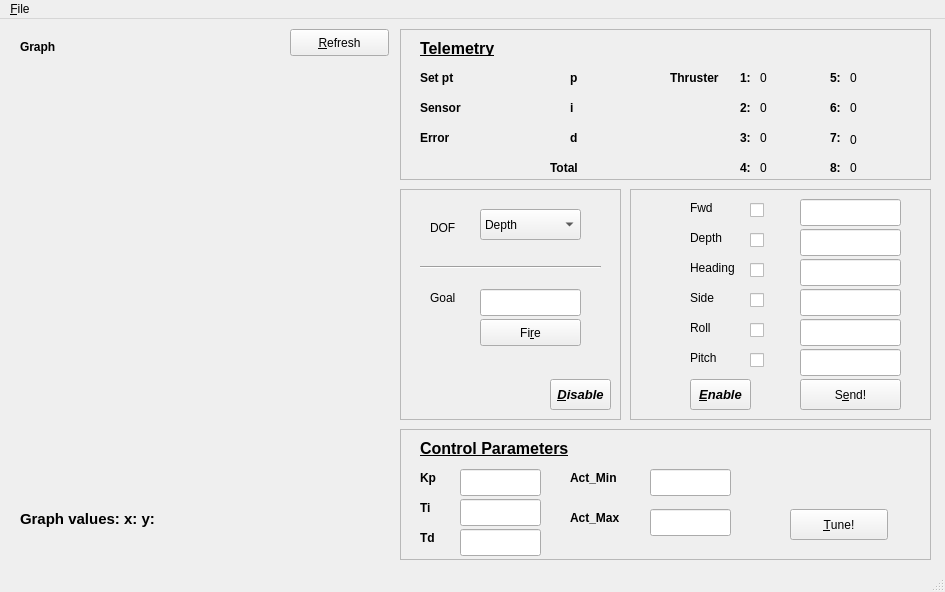
Above: src/ui/tuningui.ui from AkshayaRaj/projectBlue before the change. Below: the same form after it.
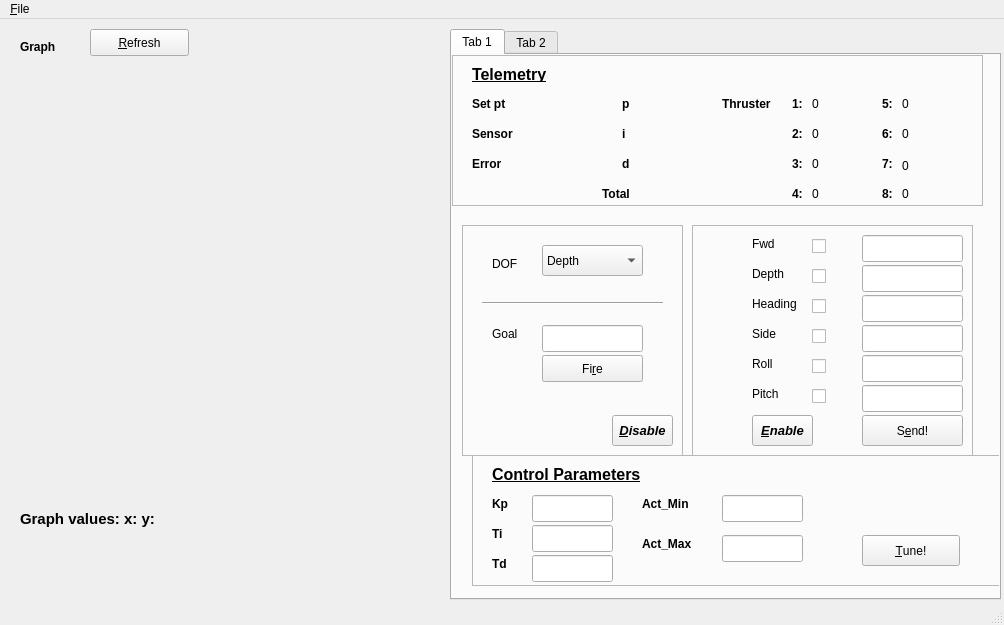
That is the form after the change. Custom widgets are drawn as their Qt base class.

Commit message: add goal msg and change tuning ui

The edit to the form file:
```diff
--- a/src/ui/tuningui.ui
+++ b/src/ui/tuningui.ui
@@ -6,8 +6,8 @@
    <rect>
     <x>0</x>
     <y>0</y>
-    <width>945</width>
-    <height>592</height>
+    <width>1004</width>
+    <height>625</height>
    </rect>
   </property>
   <property name="windowTitle">
@@ -22,7 +22,7 @@
      <rect>
       <x>20</x>
       <y>50</y>
-      <width>371</width>
+      <width>415</width>
       <height>431</height>
      </rect>
     </property>
@@ -49,11 +49,66 @@
      <string>&lt;html&gt;&lt;head/&gt;&lt;body&gt;&lt;p&gt;&lt;span style=&quot; font-weight:600;&quot;&gt;Graph&lt;/span&gt;&lt;/p&gt;&lt;/body&gt;&lt;/html&gt;</string>
     </property>
    </widget>
+   <widget class="QLabel" name="graphvalues">
+    <property name="geometry">
+     <rect>
+      <x>20</x>
+      <y>490</y>
+      <width>321</width>
+      <height>21</height>
+     </rect>
+    </property>
+    <property name="font">
+     <font>
+      <pointsize>11</pointsize>
+      <weight>75</weight>
+      <bold>true</bold>
+     </font>
+    </property>
+    <property name="text">
+     <string>&lt;html&gt;&lt;head/&gt;&lt;body&gt;&lt;p&gt;Graph values:  x:       y:&lt;/p&gt;&lt;/body&gt;&lt;/html&gt;</string>
+    </property>
+    <property name="textFormat">
+     <enum>Qt::AutoText</enum>
+    </property>
+   </widget>
+   <widget class="QPushButton" name="refreshButton">
+    <property name="geometry">
+     <rect>
+      <x>90</x>
+      <y>10</y>
+      <width>99</width>
+      <height>27</height>
+     </rect>
+    </property>
+    <property name="text">
+     <string>&amp;Refresh</string>
+    </property>
+    <property name="shortcut">
+     <string>Alt+R</string>
+    </property>
+   </widget>
+   <widget class="QTabWidget" name="tabWidget">
+    <property name="geometry">
+     <rect>
+      <x>450</x>
+      <y>10</y>
+      <width>551</width>
+      <height>571</height>
+     </rect>
+    </property>
+    <property name="currentIndex">
+     <number>0</number>
+    </property>
+    <widget class="QWidget" name="tab_3">
+     <attribute name="title">
+      <string>Tab 1</string>
+     </attribute>
    <widget class="QFrame" name="telemetry_box">
     <property name="geometry">
      <rect>
-      <x>400</x>
-      <y>10</y>
+        <x>0</x>
+        <y>0</y>
       <width>531</width>
       <height>151</height>
      </rect>
@@ -583,13 +638,13 @@
      </property>
     </widget>
    </widget>
-   <widget class="QFrame" name="controparam_frame">
+     <widget class="QFrame" name="frame">
     <property name="geometry">
      <rect>
-      <x>400</x>
-      <y>410</y>
-      <width>531</width>
-      <height>131</height>
+        <x>10</x>
+        <y>170</y>
+        <width>221</width>
+        <height>231</height>
      </rect>
     </property>
     <property name="frameShape">
@@ -598,187 +653,159 @@
     <property name="frameShadow">
      <enum>QFrame::Raised</enum>
     </property>
-    <widget class="QLabel" name="actmin_label">
+      <widget class="QPushButton" name="fireButton">
      <property name="geometry">
       <rect>
-       <x>170</x>
-       <y>40</y>
+         <x>80</x>
+         <y>130</y>
+         <width>101</width>
+         <height>27</height>
+        </rect>
+       </property>
+       <property name="autoFillBackground">
+        <bool>true</bool>
+       </property>
+       <property name="text">
+        <string>Fi&amp;re</string>
+       </property>
+       <property name="shortcut">
+        <string>Alt+R</string>
+       </property>
+       <property name="checkable">
+        <bool>false</bool>
+       </property>
+      </widget>
+      <widget class="QLineEdit" name="goal_val">
+       <property name="geometry">
+        <rect>
+         <x>80</x>
+         <y>100</y>
+         <width>101</width>
+         <height>27</height>
+        </rect>
+       </property>
+       <property name="cursor">
+        <cursorShape>IBeamCursor</cursorShape>
+       </property>
+      </widget>
+      <widget class="QLabel" name="Goal_label">
+       <property name="geometry">
+        <rect>
+         <x>30</x>
+         <y>100</y>
+         <width>51</width>
+         <height>17</height>
+        </rect>
+       </property>
+       <property name="text">
+        <string>Goal</string>
+       </property>
+      </widget>
+      <widget class="QLabel" name="DOF_label">
+       <property name="geometry">
+        <rect>
+         <x>30</x>
+         <y>30</y>
+         <width>51</width>
+         <height>17</height>
+        </rect>
+       </property>
+       <property name="text">
+        <string>DOF</string>
+       </property>
+      </widget>
+      <widget class="QComboBox" name="graphType">
+       <property name="geometry">
+        <rect>
+         <x>80</x>
+         <y>20</y>
+         <width>101</width>
+         <height>31</height>
+        </rect>
+       </property>
+       <item>
+        <property name="text">
+         <string>Depth</string>
+        </property>
+       </item>
+       <item>
+        <property name="text">
+         <string>Heading</string>
+        </property>
+       </item>
+       <item>
+        <property name="text">
+         <string>Side</string>
+        </property>
+       </item>
+       <item>
+        <property name="text">
+         <string>Forward</string>
+        </property>
+       </item>
+       <item>
+        <property name="text">
+         <string>Roll</string>
+        </property>
+       </item>
+       <item>
+        <property name="text">
+         <string>Pitch</string>
+        </property>
+       </item>
+      </widget>
+      <widget class="Line" name="line">
+       <property name="geometry">
+        <rect>
+         <x>20</x>
+         <y>70</y>
+         <width>181</width>
+         <height>16</height>
+        </rect>
+       </property>
+       <property name="orientation">
+        <enum>Qt::Horizontal</enum>
+       </property>
+      </widget>
+      <widget class="QPushButton" name="disableButton">
+       <property name="geometry">
+        <rect>
+         <x>150</x>
+         <y>190</y>
        <width>61</width>
-       <height>17</height>
-      </rect>
-     </property>
-     <property name="font">
-      <font>
-       <weight>75</weight>
-       <bold>true</bold>
-      </font>
-     </property>
-     <property name="text">
-      <string>Act_Min</string>
-     </property>
-    </widget>
-    <widget class="QLabel" name="actmax_label">
-     <property name="geometry">
-      <rect>
-       <x>170</x>
-       <y>80</y>
-       <width>71</width>
-       <height>17</height>
-      </rect>
-     </property>
-     <property name="font">
-      <font>
-       <weight>75</weight>
-       <bold>true</bold>
-      </font>
-     </property>
-     <property name="text">
-      <string>Act_Max</string>
-     </property>
-    </widget>
-    <widget class="QLabel" name="con_KD_label">
-     <property name="geometry">
-      <rect>
-       <x>20</x>
-       <y>100</y>
-       <width>51</width>
-       <height>17</height>
-      </rect>
-     </property>
-     <property name="font">
-      <font>
-       <weight>75</weight>
-       <bold>true</bold>
-      </font>
-     </property>
-     <property name="text">
-      <string>Td</string>
-     </property>
-    </widget>
-    <widget class="QLabel" name="con_KI_label">
-     <property name="geometry">
-      <rect>
-       <x>20</x>
-       <y>70</y>
-       <width>51</width>
-       <height>17</height>
-      </rect>
-     </property>
-     <property name="font">
-      <font>
-       <weight>75</weight>
-       <bold>true</bold>
-      </font>
-     </property>
-     <property name="text">
-      <string>Ti</string>
-     </property>
-    </widget>
-    <widget class="QLabel" name="Controlpara_label">
-     <property name="geometry">
-      <rect>
-       <x>20</x>
-       <y>10</y>
-       <width>151</width>
-       <height>17</height>
-      </rect>
-     </property>
-     <property name="text">
-      <string>&lt;html&gt;&lt;head/&gt;&lt;body&gt;&lt;p&gt;&lt;span style=&quot; font-size:12pt; font-weight:600; text-decoration: underline;&quot;&gt;Control Parameters&lt;/span&gt;&lt;/p&gt;&lt;/body&gt;&lt;/html&gt;</string>
-     </property>
-    </widget>
-    <widget class="QLabel" name="con_KP_label">
-     <property name="geometry">
-      <rect>
-       <x>20</x>
-       <y>40</y>
-       <width>51</width>
-       <height>17</height>
-      </rect>
-     </property>
-     <property name="font">
-      <font>
-       <weight>75</weight>
-       <bold>true</bold>
-      </font>
-     </property>
-     <property name="text">
-      <string>Kp</string>
-     </property>
-    </widget>
-    <widget class="QLineEdit" name="conKpVal">
-     <property name="geometry">
-      <rect>
-       <x>60</x>
-       <y>40</y>
-       <width>81</width>
-       <height>27</height>
-      </rect>
-     </property>
-    </widget>
-    <widget class="QLineEdit" name="conTiVal">
-     <property name="geometry">
-      <rect>
-       <x>60</x>
-       <y>70</y>
-       <width>81</width>
-       <height>27</height>
-      </rect>
-     </property>
-    </widget>
-    <widget class="QLineEdit" name="conMinVal">
-     <property name="geometry">
-      <rect>
-       <x>250</x>
-       <y>40</y>
-       <width>81</width>
-       <height>27</height>
-      </rect>
-     </property>
-    </widget>
-    <widget class="QLineEdit" name="conMaxVal">
-     <property name="geometry">
-      <rect>
-       <x>250</x>
-       <y>80</y>
-       <width>81</width>
-       <height>27</height>
-      </rect>
-     </property>
-    </widget>
-    <widget class="QPushButton" name="tuneButton">
-     <property name="geometry">
-      <rect>
-       <x>390</x>
-       <y>80</y>
-       <width>98</width>
        <height>31</height>
       </rect>
      </property>
+       <property name="font">
+        <font>
+         <pointsize>10</pointsize>
+         <weight>75</weight>
+         <italic>true</italic>
+         <bold>true</bold>
+        </font>
+       </property>
      <property name="text">
-      <string>&amp;Tune!</string>
+        <string>&amp;Disable</string>
      </property>
      <property name="shortcut">
-      <string>Alt+T</string>
-     </property>
-    </widget>
-    <widget class="QLineEdit" name="conTdVal">
-     <property name="geometry">
-      <rect>
-       <x>60</x>
-       <y>100</y>
-       <width>81</width>
-       <height>27</height>
-      </rect>
-     </property>
-    </widget>
+        <string>Ctrl+E</string>
+       </property>
+      </widget>
+      <zorder>fireButton</zorder>
+      <zorder>goal_val</zorder>
+      <zorder>Goal_label</zorder>
+      <zorder>DOF_label</zorder>
+      <zorder>graphType</zorder>
+      <zorder>line</zorder>
+      <zorder>disableButton</zorder>
+      <zorder>tabWidget</zorder>
    </widget>
    <widget class="QFrame" name="advanced_frame">
     <property name="geometry">
      <rect>
-      <x>630</x>
+        <x>240</x>
       <y>170</y>
-      <width>301</width>
+        <width>281</width>
       <height>231</height>
      </rect>
     </property>
@@ -1066,36 +1093,13 @@
      </property>
     </widget>
    </widget>
-   <widget class="QLabel" name="graphvalues">
+     <widget class="QFrame" name="controparam_frame">
     <property name="geometry">
      <rect>
       <x>20</x>
-      <y>490</y>
-      <width>321</width>
-      <height>21</height>
-     </rect>
-    </property>
-    <property name="font">
-     <font>
-      <pointsize>11</pointsize>
-      <weight>75</weight>
-      <bold>true</bold>
-     </font>
-    </property>
-    <property name="text">
-     <string>&lt;html&gt;&lt;head/&gt;&lt;body&gt;&lt;p&gt;Graph values:  x:       y:&lt;/p&gt;&lt;/body&gt;&lt;/html&gt;</string>
-    </property>
-    <property name="textFormat">
-     <enum>Qt::AutoText</enum>
-    </property>
-   </widget>
-   <widget class="QFrame" name="frame">
-    <property name="geometry">
-     <rect>
-      <x>400</x>
-      <y>170</y>
-      <width>221</width>
-      <height>231</height>
+        <y>400</y>
+        <width>531</width>
+        <height>131</height>
      </rect>
     </property>
     <property name="frameShape">
@@ -1104,162 +1108,201 @@
     <property name="frameShadow">
      <enum>QFrame::Raised</enum>
     </property>
-    <widget class="QPushButton" name="fireButton">
+      <widget class="QLabel" name="actmin_label">
      <property name="geometry">
       <rect>
-       <x>80</x>
-       <y>130</y>
-       <width>101</width>
-       <height>27</height>
-      </rect>
-     </property>
-     <property name="autoFillBackground">
-      <bool>true</bool>
-     </property>
-     <property name="text">
-      <string>Fi&amp;re</string>
-     </property>
-     <property name="shortcut">
-      <string>Alt+R</string>
-     </property>
-     <property name="checkable">
-      <bool>false</bool>
-     </property>
-    </widget>
-    <widget class="QLineEdit" name="goal_val">
-     <property name="geometry">
-      <rect>
-       <x>80</x>
-       <y>100</y>
-       <width>101</width>
-       <height>27</height>
-      </rect>
-     </property>
-     <property name="cursor">
-      <cursorShape>IBeamCursor</cursorShape>
-     </property>
-    </widget>
-    <widget class="QLabel" name="Goal_label">
-     <property name="geometry">
-      <rect>
-       <x>30</x>
-       <y>100</y>
-       <width>51</width>
-       <height>17</height>
-      </rect>
-     </property>
-     <property name="text">
-      <string>Goal</string>
-     </property>
-    </widget>
-    <widget class="QLabel" name="DOF_label">
-     <property name="geometry">
-      <rect>
-       <x>30</x>
-       <y>30</y>
-       <width>51</width>
-       <height>17</height>
-      </rect>
-     </property>
-     <property name="text">
-      <string>DOF</string>
-     </property>
-    </widget>
-    <widget class="QComboBox" name="graphType">
-     <property name="geometry">
-      <rect>
-       <x>80</x>
-       <y>20</y>
-       <width>101</width>
-       <height>31</height>
-      </rect>
-     </property>
-     <item>
-      <property name="text">
-       <string>Depth</string>
-      </property>
-     </item>
-     <item>
-      <property name="text">
-       <string>Heading</string>
-      </property>
-     </item>
-     <item>
-      <property name="text">
-       <string>Side</string>
-      </property>
-     </item>
-     <item>
-      <property name="text">
-       <string>Forward</string>
-      </property>
-     </item>
-     <item>
-      <property name="text">
-       <string>Roll</string>
-      </property>
-     </item>
-     <item>
-      <property name="text">
-       <string>Pitch</string>
-      </property>
-     </item>
-    </widget>
-    <widget class="Line" name="line">
-     <property name="geometry">
-      <rect>
-       <x>20</x>
-       <y>70</y>
-       <width>181</width>
-       <height>16</height>
-      </rect>
-     </property>
-     <property name="orientation">
-      <enum>Qt::Horizontal</enum>
-     </property>
-    </widget>
-    <widget class="QPushButton" name="disableButton">
-     <property name="geometry">
-      <rect>
-       <x>150</x>
-       <y>190</y>
+         <x>170</x>
+         <y>40</y>
        <width>61</width>
-       <height>31</height>
+         <height>17</height>
       </rect>
      </property>
      <property name="font">
       <font>
-       <pointsize>10</pointsize>
        <weight>75</weight>
-       <italic>true</italic>
        <bold>true</bold>
       </font>
      </property>
      <property name="text">
-      <string>&amp;Disable</string>
-     </property>
-     <property name="shortcut">
-      <string>Ctrl+E</string>
-     </property>
-    </widget>
-   </widget>
-   <widget class="QPushButton" name="refreshButton">
+        <string>Act_Min</string>
+       </property>
+      </widget>
+      <widget class="QLabel" name="actmax_label">
+       <property name="geometry">
+        <rect>
+         <x>170</x>
+         <y>80</y>
+         <width>71</width>
+         <height>17</height>
+        </rect>
+       </property>
+       <property name="font">
+        <font>
+         <weight>75</weight>
+         <bold>true</bold>
+        </font>
+       </property>
+       <property name="text">
+        <string>Act_Max</string>
+       </property>
+      </widget>
+      <widget class="QLabel" name="con_KD_label">
+       <property name="geometry">
+        <rect>
+         <x>20</x>
+         <y>100</y>
+         <width>51</width>
+         <height>17</height>
+        </rect>
+       </property>
+       <property name="font">
+        <font>
+         <weight>75</weight>
+         <bold>true</bold>
+        </font>
+       </property>
+       <property name="text">
+        <string>Td</string>
+       </property>
+      </widget>
+      <widget class="QLabel" name="con_KI_label">
     <property name="geometry">
      <rect>
-      <x>290</x>
+         <x>20</x>
+         <y>70</y>
+         <width>51</width>
+         <height>17</height>
+        </rect>
+       </property>
+       <property name="font">
+        <font>
+         <weight>75</weight>
+         <bold>true</bold>
+        </font>
+       </property>
+       <property name="text">
+        <string>Ti</string>
+       </property>
+      </widget>
+      <widget class="QLabel" name="Controlpara_label">
+       <property name="geometry">
+        <rect>
+         <x>20</x>
       <y>10</y>
-      <width>99</width>
+         <width>151</width>
+         <height>17</height>
+        </rect>
+       </property>
+       <property name="text">
+        <string>&lt;html&gt;&lt;head/&gt;&lt;body&gt;&lt;p&gt;&lt;span style=&quot; font-size:12pt; font-weight:600; text-decoration: underline;&quot;&gt;Control Parameters&lt;/span&gt;&lt;/p&gt;&lt;/body&gt;&lt;/html&gt;</string>
+       </property>
+      </widget>
+      <widget class="QLabel" name="con_KP_label">
+       <property name="geometry">
+        <rect>
+         <x>20</x>
+         <y>40</y>
+         <width>51</width>
+         <height>17</height>
+        </rect>
+       </property>
+       <property name="font">
+        <font>
+         <weight>75</weight>
+         <bold>true</bold>
+        </font>
+       </property>
+       <property name="text">
+        <string>Kp</string>
+       </property>
+      </widget>
+      <widget class="QLineEdit" name="conKpVal">
+       <property name="geometry">
+        <rect>
+         <x>60</x>
+         <y>40</y>
+         <width>81</width>
       <height>27</height>
      </rect>
     </property>
+      </widget>
+      <widget class="QLineEdit" name="conTiVal">
+       <property name="geometry">
+        <rect>
+         <x>60</x>
+         <y>70</y>
+         <width>81</width>
+         <height>27</height>
+        </rect>
+       </property>
+      </widget>
+      <widget class="QLineEdit" name="conMinVal">
+       <property name="geometry">
+        <rect>
+         <x>250</x>
+         <y>40</y>
+         <width>81</width>
+         <height>27</height>
+        </rect>
+       </property>
+      </widget>
+      <widget class="QLineEdit" name="conMaxVal">
+       <property name="geometry">
+        <rect>
+         <x>250</x>
+         <y>80</y>
+         <width>81</width>
+         <height>27</height>
+        </rect>
+       </property>
+      </widget>
+      <widget class="QPushButton" name="tuneButton">
+       <property name="geometry">
+        <rect>
+         <x>390</x>
+         <y>80</y>
+         <width>98</width>
+         <height>31</height>
+        </rect>
+       </property>
     <property name="text">
-     <string>&amp;Refresh</string>
+        <string>&amp;Tune!</string>
     </property>
     <property name="shortcut">
-     <string>Alt+R</string>
-    </property>
-   </widget>
-   <zorder>frame</zorder>
+        <string>Alt+T</string>
+       </property>
+      </widget>
+      <widget class="QLineEdit" name="conTdVal">
+       <property name="geometry">
+        <rect>
+         <x>60</x>
+         <y>100</y>
+         <width>81</width>
+         <height>27</height>
+        </rect>
+       </property>
+      </widget>
+      <zorder>actmin_label</zorder>
+      <zorder>actmax_label</zorder>
+      <zorder>con_KD_label</zorder>
+      <zorder>con_KI_label</zorder>
+      <zorder>Controlpara_label</zorder>
+      <zorder>con_KP_label</zorder>
+      <zorder>conKpVal</zorder>
+      <zorder>conTiVal</zorder>
+      <zorder>conMinVal</zorder>
+      <zorder>conMaxVal</zorder>
+      <zorder>tuneButton</zorder>
+      <zorder>conTdVal</zorder>
+      <zorder>tabWidget</zorder>
+     </widget>
+    </widget>
+    <widget class="QWidget" name="tab_4">
+     <attribute name="title">
+      <string>Tab 2</string>
+     </attribute>
+    </widget>
+   </widget>
    <zorder>horizontalLayoutWidget</zorder>
    <zorder>graph_label</zorder>
    <zorder>telemetry_box</zorder>
@@ -1273,8 +1316,8 @@
     <rect>
      <x>0</x>
      <y>0</y>
-     <width>945</width>
-     <height>20</height>
+     <width>1004</width>
+     <height>25</height>
     </rect>
    </property>
    <widget class="QMenu" name="menuFile">
```
Left out of the diff: 5 changed lines with no effect on the pictures. Lines whose indentation alone changed are shown as unchanged. The commit also changes 8 other files.
